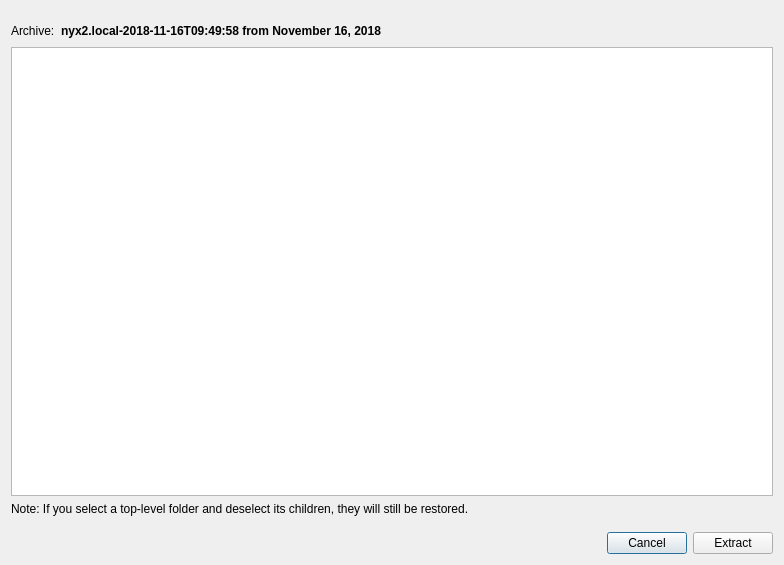
This is src/vorta/assets/UI/diffresult.ui in borgbase/vorta as Qt 5 draws it before an edit. The edited form follows.
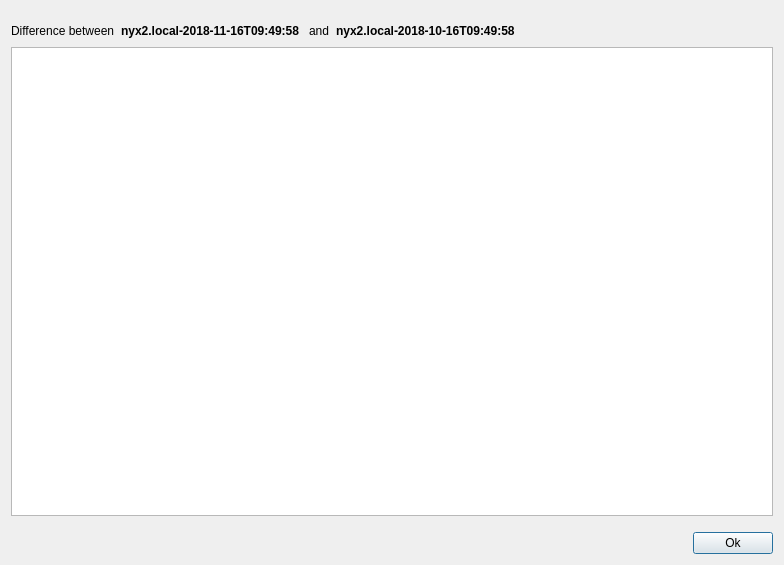
This is the edited form.

Commit message: Optimize UI and make sure time flows into the right direction

Patch:
```diff
--- a/src/vorta/assets/UI/diffresult.ui
+++ b/src/vorta/assets/UI/diffresult.ui
@@ -22,7 +22,7 @@
      <item>
       <widget class="QLabel" name="label_2">
        <property name="text">
-        <string>Archive:</string>
+        <string>Difference between</string>
        </property>
       </widget>
      </item>
@@ -35,7 +35,27 @@
         </font>
        </property>
        <property name="text">
-        <string>nyx2.local-2018-11-16T09:49:58 from November 16, 2018</string>
+        <string>nyx2.local-2018-11-16T09:49:58 </string>
+       </property>
+      </widget>
+     </item>
+     <item>
+      <widget class="QLabel" name="label_3">
+       <property name="text">
+        <string>and</string>
+       </property>
+      </widget>
+     </item>
+     <item>
+      <widget class="QLabel" name="archiveNameLabel_2">
+       <property name="font">
+        <font>
+         <weight>75</weight>
+         <bold>true</bold>
+        </font>
+       </property>
+       <property name="text">
+        <string>nyx2.local-2018-10-16T09:49:58 </string>
        </property>
       </widget>
      </item>
@@ -57,13 +77,6 @@
    <item>
     <widget class="QTreeView" name="treeView"/>
    </item>
-   <item>
-    <widget class="QLabel" name="label">
-     <property name="text">
-      <string>Note: If you select a top-level folder and deselect its children, they will still be restored.</string>
-     </property>
-    </widget>
-   </item>
    <item>
     <layout class="QHBoxLayout" name="horizontalLayout">
      <property name="topMargin">
@@ -82,17 +95,10 @@
        </property>
       </spacer>
      </item>
-     <item alignment="Qt::AlignRight">
-      <widget class="QPushButton" name="cancelButton">
-       <property name="text">
-        <string>Cancel</string>
-       </property>
-      </widget>
-     </item>
      <item>
       <widget class="QPushButton" name="extractButton">
        <property name="text">
-        <string>Extract</string>
+        <string>Ok</string>
        </property>
       </widget>
      </item>
```
Left out of the diff: 4 changed lines with no effect on the pictures. The commit also changes 3 other files.
